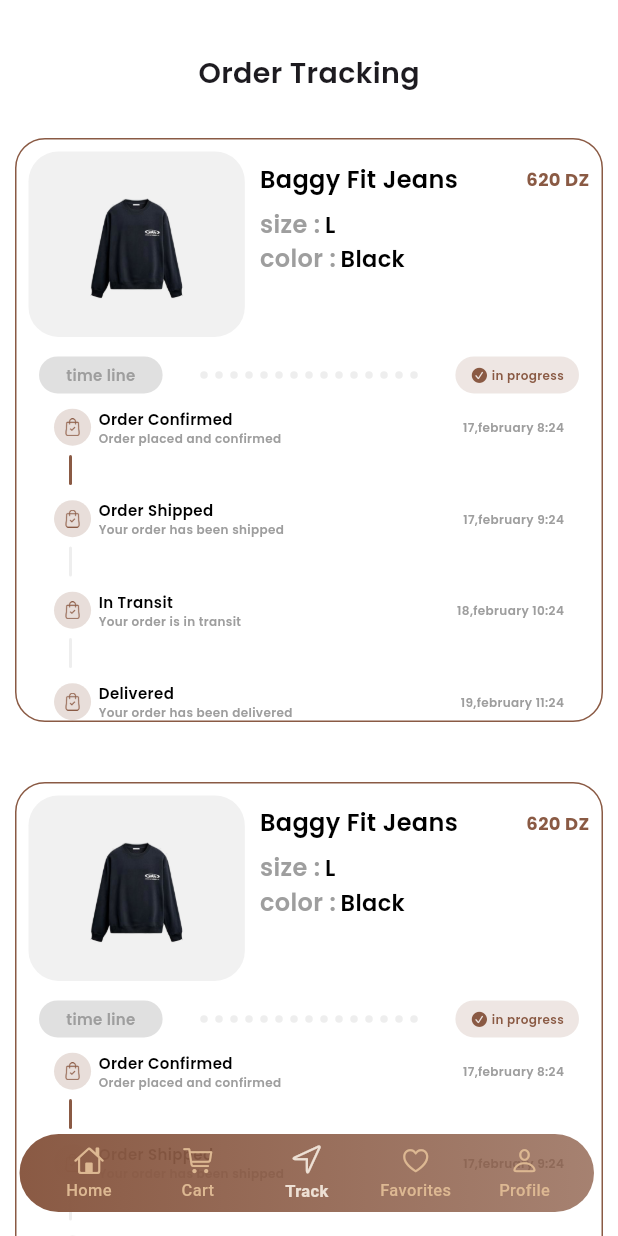
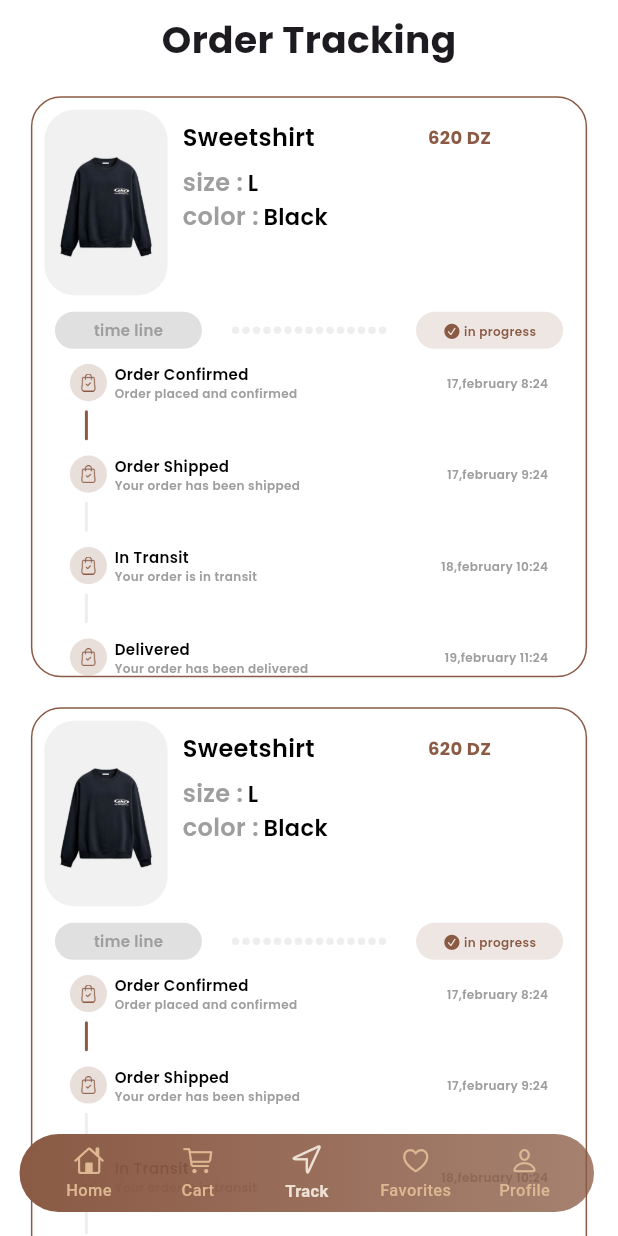
Before and after one commit to mmehenni-netizen/ElbessProject, a Flutter app: the screen it shows after launch, swiped to page 3, on a phone screen of 412 x 824 dp. Run offline on Flutter 3.47's test engine with Material 3 defaults, Android fonts, the phone set to English and light mode, and no system bars; our stand-ins replace flutter_svg, gap.

Commit message:
Improve responsive layouts and fix track card overflow

```diff
--- a/lib/features/cart/widgets/cartbody.dart
+++ b/lib/features/cart/widgets/cartbody.dart
@@ -13,21 +13,21 @@ class Cartbody extends StatelessWidget {
         child: SafeArea(
           child: Column(
             children: [
-              Gap(35),
+              SizedBox(height: MediaQuery.sizeOf(context).height * 0.01,),
               Center(
                 child: Text(
                   "My Cart",
-                  style: TextStyle(fontFamily: "semi", fontSize: 38 / 2),
+                  style: TextStyle(fontFamily: "bold", fontSize: 25),
                 ),
               ),
-              Gap(10),
+              Gap(15),
               ...List.generate(
-                6,
+                3,
                 (index) => Padding(
-                  padding: EdgeInsets.symmetric(vertical: 10),
+                  padding: EdgeInsets.symmetric(vertical: 2),
                   child: Cartitem(
                     img: "assets/Images/clothes/item1.png",
-                    prdctname: "Nike Air Max 270 React",
+                    prdctname: "SweetShirt",
                     size: "M",
                     color: "Black",
                     price: 150.00,
--- a/lib/features/cart/widgets/cartitem.dart
+++ b/lib/features/cart/widgets/cartitem.dart
@@ -224,11 +224,7 @@ class _CartitemState extends State<Cartitem> {
                           ),
                         ),
                         Gap(8 * hScale),
-                        Container(
-                          width: 1,
-                          height: 30 * vScale,
-                          color: Colors.black26,
-                        ),
+
                         ],
                       ),
                     ),
--- a/lib/features/favorites/widgets/favoritecard.dart
+++ b/lib/features/favorites/widgets/favoritecard.dart
@@ -32,7 +32,7 @@ class Favoritecard extends StatelessWidget {
           final double imageWidth = cardWidth * 0.36;
 
           return Container(
-        height: screenHeight * 0.18,
+        height: screenHeight * 0.20,
         width: double.infinity,
         decoration: BoxDecoration(
           border: Border.all(color: AppColors.primary),
--- a/lib/features/favorites/widgets/favoritesbody.dart
+++ b/lib/features/favorites/widgets/favoritesbody.dart
@@ -12,21 +12,21 @@ class Favoritesbody extends StatelessWidget {
         child: SafeArea(
           child: Column(
             children: [
-              Gap(35),
+              SizedBox(height: MediaQuery.of(context).size.height * 0.01),
               Center(
                 child: Text(
                   "My Favorites",
-                  style: TextStyle(fontFamily: "semi", fontSize: 38 / 2),
+                  style: TextStyle(fontFamily: "bold", fontSize: 25),
                 ),
               ),
               Gap(20),
               ...List.generate(
-                6,
+                3,
                 (index) => Padding(
                   padding: EdgeInsets.symmetric(vertical: 10),
                   child: Favoritecard(
                     img: "assets/Images/clothes/item1.png",
-                    prdctname: "Nike Air Max 270 React",
+                    prdctname: "SweetShirt",
                     brand: "Nike",
                     price: "\$150.00",
                     rating: "4.5",
--- a/lib/features/track/widgets/ordertrack.dart
+++ b/lib/features/track/widgets/ordertrack.dart
@@ -24,39 +24,58 @@ class Ordertrack extends StatefulWidget {
 class _OrdertrackState extends State<Ordertrack> {
   @override
   Widget build(BuildContext context) {
+    final screenSize = MediaQuery.sizeOf(context);
+
     return  Padding(padding: EdgeInsets.symmetric(horizontal: 25),
         child:Column(
           crossAxisAlignment: CrossAxisAlignment.start,
           children: [
             Gap(10),
           Row(
-          mainAxisAlignment: MainAxisAlignment.spaceBetween,
           children: [
-
-           Row(
+            Expanded(
+              child: Row(
                 children: [
                   Container(
-            height: MediaQuery.of(context).size.height * 0.03,
-            width: MediaQuery.of(context).size.width * 0.06,
+                    height: screenSize.height * 0.03,
+                    width: screenSize.width * 0.06,
                     decoration: BoxDecoration(
                       // ignore: deprecated_member_use
                       color: AppColors.primary.withOpacity(0.2),
                       shape: BoxShape.circle,
                     ),
-            child: Center(child: Image.asset("assets/icons/order.png", height: 12, width: 12),),
+                    child: Center(child: Image.asset("assets/icons/order.png", height: 12, width: 12)),
                   ),
                   Gap(5),
-            Column(
+                  Expanded(
+                    child: Column(
                       crossAxisAlignment: CrossAxisAlignment.start,
                       children: [
-                Text(widget.status, style: TextStyle(fontFamily: "semi", color: Colors.black, fontSize: 10),),
-                Text(widget.description, style: TextStyle(fontFamily: "semi", color: Colors.grey, fontSize: 8),),
-              ],
-            )
-
+                        Text(
+                          widget.status,
+                          maxLines: 1,
+                          overflow: TextOverflow.ellipsis,
+                          style: TextStyle(fontFamily: "semi", color: Colors.black, fontSize: 10),
+                        ),
+                        Text(
+                          widget.description,
+                          maxLines: 1,
+                          overflow: TextOverflow.ellipsis,
+                          style: TextStyle(fontFamily: "semi", color: Colors.grey, fontSize: 8),
+                        ),
                       ],
                     ),
-           Text(widget.time, style: TextStyle(fontFamily: "semi", color: Colors.grey, fontSize: 8),)
+                  )
+                ],
+              ),
+            ),
+            Gap(8),
+            Text(
+              widget.time,
+              maxLines: 1,
+              overflow: TextOverflow.ellipsis,
+              style: TextStyle(fontFamily: "semi", color: Colors.grey, fontSize: 8),
+            )
 
 
           ],
--- a/lib/features/track/widgets/track_card.dart
+++ b/lib/features/track/widgets/track_card.dart
@@ -19,10 +19,12 @@ class TrackCard extends StatefulWidget {
 class _TrackCardState extends State<TrackCard> {
   @override
   Widget build(BuildContext context) {
+    final screenSize = MediaQuery.sizeOf(context);
+
     return  Padding(
       padding: const EdgeInsets.all(10.0),
       child: Container(
-          width: double.infinity,
+          width: screenSize.width * 0.9,
           decoration: BoxDecoration(
             color: Colors.white,
             borderRadius: BorderRadius.circular(20),
@@ -36,9 +38,10 @@ class _TrackCardState extends State<TrackCard> {
              child:  Row(
                 crossAxisAlignment: CrossAxisAlignment.start,
                 children: [
-                  Container(
-                  width: MediaQuery.of(context).size.width * 0.35,
-                  height: MediaQuery.of(context).size.height * 0.15,
+                  Flexible(
+                    flex: 4,
+                    child: Container(
+                      height: screenSize.height * 0.15,
                       decoration: BoxDecoration(
                         borderRadius: BorderRadius.circular(20),
                         // ignore: deprecated_member_use
@@ -46,11 +49,13 @@ class _TrackCardState extends State<TrackCard> {
                       ),
                       child: ClipRRect(
                         borderRadius: BorderRadius.circular(20),
-                      child: Image.asset(widget.imagePath,height: MediaQuery.of(context).size.height * 0.5,),
+                        child: Image.asset(widget.imagePath, fit: BoxFit.cover),
+                      ),
                     ),
                   ),
                 Gap(10),
                  Expanded(
+                  flex: 6,
                    child: Column(
                  mainAxisAlignment: MainAxisAlignment.start ,
                  crossAxisAlignment: CrossAxisAlignment.start,
@@ -79,7 +84,14 @@ class _TrackCardState extends State<TrackCard> {
 
                         Text("size :", style: TextStyle(fontFamily: "semi", color: Colors.grey, fontSize: 16),),
                         Gap(3),
-                       Text(widget.size, style: TextStyle(fontFamily: "semi",fontWeight: FontWeight.w600, color: Colors.black, fontSize: 15),),
+                       Expanded(
+                        child: Text(
+                          widget.size,
+                          maxLines: 1,
+                          overflow: TextOverflow.ellipsis,
+                          style: TextStyle(fontFamily: "semi",fontWeight: FontWeight.w600, color: Colors.black, fontSize: 15),
+                        ),
+                       ),
                       ],
                     ),
                      Row(
@@ -87,7 +99,14 @@ class _TrackCardState extends State<TrackCard> {
 
                         Text("color :", style: TextStyle(fontFamily: "semi", color: Colors.grey, fontSize: 16),),
                         Gap(3),
-                       Text(widget.color, style: TextStyle(fontFamily: "semi",fontWeight: FontWeight.w600, color: Colors.black, fontSize: 15),),
+                       Expanded(
+                        child: Text(
+                          widget.color,
+                          maxLines: 1,
+                          overflow: TextOverflow.ellipsis,
+                          style: TextStyle(fontFamily: "semi",fontWeight: FontWeight.w600, color: Colors.black, fontSize: 15),
+                        ),
+                       ),
                       ],
                     ),
 
@@ -98,53 +117,80 @@ class _TrackCardState extends State<TrackCard> {
                  )
                 ],
               ),),
-          Gap(5),
+          Gap(3),
           Padding(padding: EdgeInsets.symmetric(horizontal: 15),
-          child: Row(
-            mainAxisAlignment: MainAxisAlignment.spaceBetween,
+          child: LayoutBuilder(
+            builder: (context, constraints) {
+              final dotCount = ((constraints.maxWidth - 140) / 8).floor().clamp(6, 15);
+
+              return Row(
                 children: [
-              Container(
-                height: MediaQuery.of(context).size.height * 0.03,
-                width: MediaQuery.of(context).size.width * 0.2,
+                  Flexible(
+                    flex: 3,
+                    child: Container(
+                      height: screenSize.height * 0.03,
                       decoration: BoxDecoration(
                         color: Colors.grey[300],
                         borderRadius: BorderRadius.circular(20),
                       ),
-                child: Center(child: Text("time line", style: TextStyle(fontFamily: "semi", color: Colors.grey, fontSize: 10),)),
+                      child: Center(
+                        child: Text(
+                          "time line",
+                          maxLines: 1,
+                          overflow: TextOverflow.ellipsis,
+                          style: TextStyle(fontFamily: "semi", color: Colors.grey, fontSize: 10),
                         ),
-              Row(
-               children:List.generate(15, (index){
+                      ),
+                    ),
+                  ),
+                  const SizedBox(width: 6),
+                  Expanded(
+                    flex: 4,
+                    child: Row(
+                      mainAxisAlignment: MainAxisAlignment.center,
+                      children: List.generate(dotCount, (index) {
                         return Container(
+                          margin: const EdgeInsets.symmetric(horizontal: 1),
                           height: 5,
-                  width:10,
+                          width: 5,
                           decoration: BoxDecoration(
                             color: Colors.grey[200],
-                    shape: BoxShape.circle
+                            shape: BoxShape.circle,
                           ),
                         );
                       }),
                     ),
-              Container(
-                height: MediaQuery.of(context).size.height * 0.03,
-                width: MediaQuery.of(context).size.width * 0.2,
+                  ),
+                  const SizedBox(width: 6),
+                  Flexible(
+                    flex: 3,
+                    child: Container(
+                      height: screenSize.height * 0.030,
                       decoration: BoxDecoration(
-                  // ignore: deprecated_member_use
                         color: Color(0xff8A5A44).withOpacity(0.15),
                         borderRadius: BorderRadius.circular(20),
                       ),
                       child: Row(
                         mainAxisAlignment: MainAxisAlignment.center,
                         children: [
-                    Icon( CupertinoIcons.check_mark_circled_solid, size: 12, color: AppColors.primary,),
+                          Icon(CupertinoIcons.check_mark_circled_solid, size: 12, color: AppColors.primary),
                           Gap(2),
-                    Center(child: Text("in progress", style: TextStyle(fontFamily: "semi", color: AppColors.primary, fontSize: 8),))
-
+                          Flexible(
+                            child: Text(
+                              "in progress",
+                              maxLines: 1,
+                              overflow: TextOverflow.ellipsis,
+                              style: TextStyle(fontFamily: "semi", color: AppColors.primary, fontSize: 8),
+                            ),
+                          )
                         ],
                       ),
                     ),
-
+                  ),
                 ],
-           ) ,
+              );
+            },
+          ),
           ),
            Column(
             children: List.generate(4, (index){
--- a/lib/features/track/widgets/trackbody.dart
+++ b/lib/features/track/widgets/trackbody.dart
@@ -14,21 +14,21 @@ class Trackbody extends StatelessWidget {
         child: SafeArea(
           child: Column(
             children: [
-              Gap(35),
+             SizedBox(height: MediaQuery.sizeOf(context).height * 0.01,),
               Center(
                 child: Text(
                   "Order Tracking",
-                  style: TextStyle(fontFamily: "semi", fontSize: 38 / 2),
+                  style: TextStyle(fontFamily: "bold", fontSize: 25),
                 ),
               ),
               Gap(10),
               ...List.generate(
                 3,
                 (index) => const Padding(
-                  padding: EdgeInsets.symmetric(vertical: 10),
+                  padding: EdgeInsets.symmetric(vertical: 0),
                   child: TrackCard(
                     imagePath: "assets/Images/clothes/item1.png",
-                    itemName: 'Baggy Fit Jeans',
+                    itemName: 'Sweetshirt',
                     price: '620 DZ',
                     size: 'L',
                     color: 'Black',
```
Lines whose indentation alone changed are shown as unchanged.
